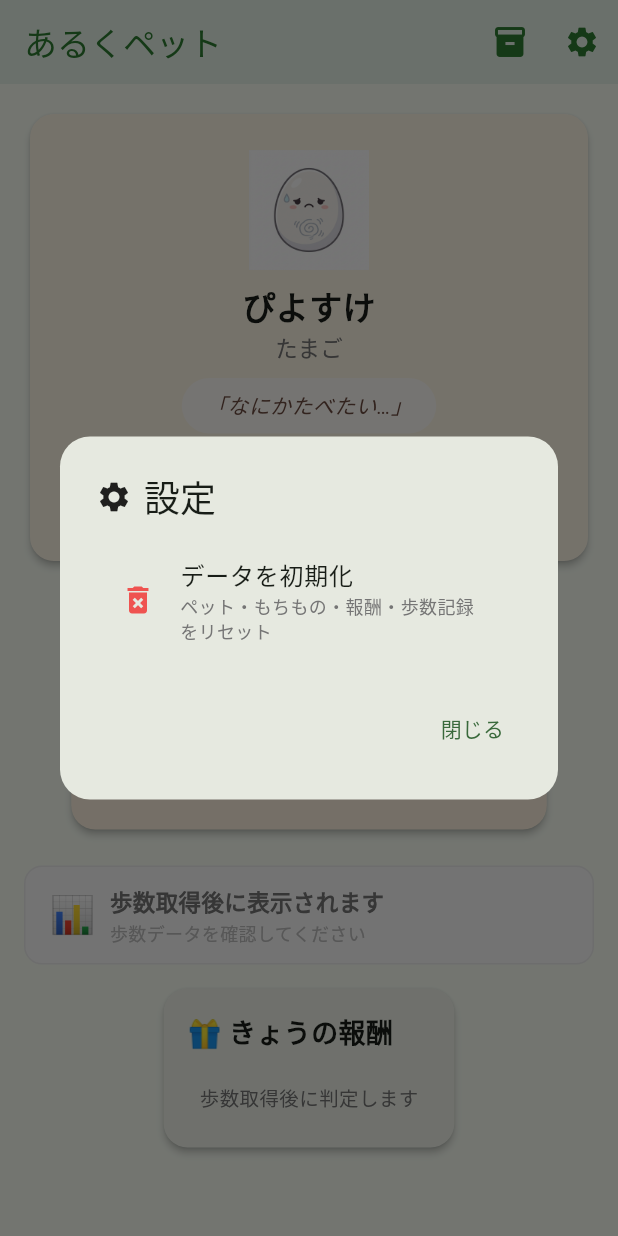
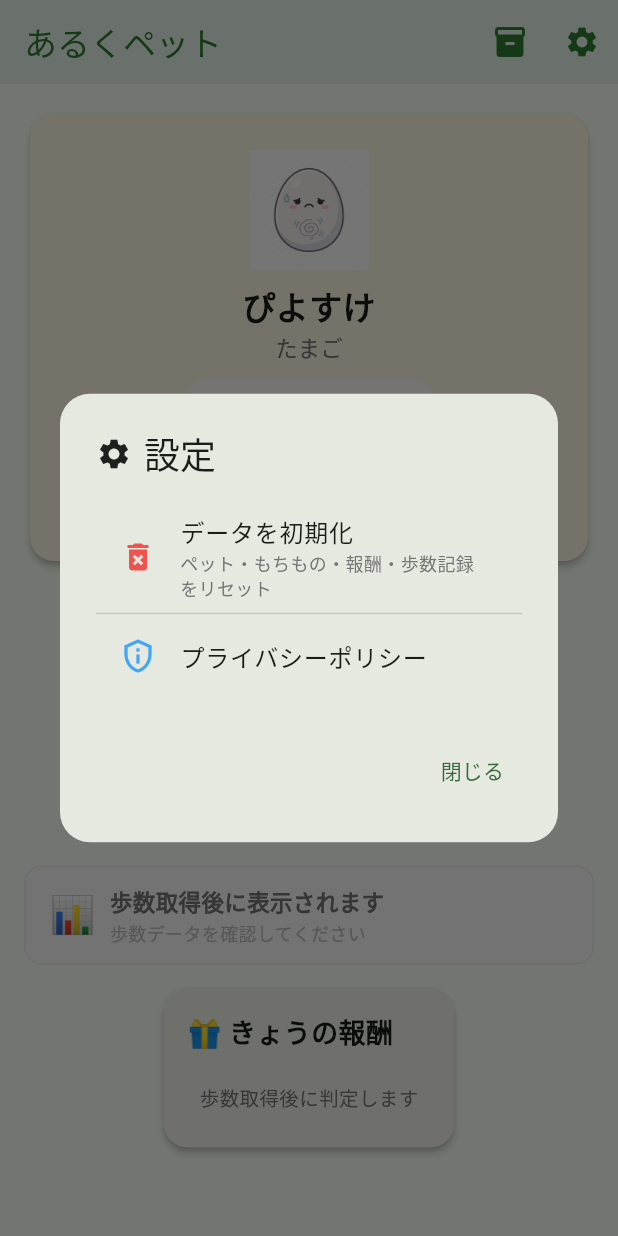
Before and after one commit to ymrs66/walk_pet, a Flutter app: the screen it shows after launch, after a tap on "はじめる", after a tap on "START", after a tap on the "settings" icon, on a phone screen of 412 x 824 dp. Run offline on Flutter 3.47's test engine with Material 3 defaults, Android fonts, the light colour scheme and no system bars; our stand-ins replace flutter_riverpod, google_mobile_ads, shared_preferences; missing offline and left inert: app_tracking_transparency, health; network calls fail.

Commit message:
add privacy policy 20260325

```diff
--- a/lib/presentation/screens/home_screen.dart
+++ b/lib/presentation/screens/home_screen.dart
@@ -21,6 +21,7 @@ import '../widgets/pet_display.dart';
 import '../widgets/food_helpers.dart';
 import '../widgets/debug_panel.dart';
 import 'inventory_screen.dart';
+import 'package:url_launcher/url_launcher.dart';
 
 /// ホーム画面
 ///
@@ -485,6 +486,18 @@ class _HomeScreenState extends ConsumerState<HomeScreen>
               onTap: () {
                 Navigator.of(context).pop();
                 _showResetConfirmation(context);
+              },
+            ),
+            const Divider(height: 1),
+            ListTile(
+              leading: Icon(Icons.privacy_tip_outlined,
+                  color: Colors.blue.shade400),
+              title: const Text('プライバシーポリシー'),
+              onTap: () {
+                launchUrl(
+                  Uri.parse('https://walkpet.jp/privacy.html'),
+                  mode: LaunchMode.externalApplication,
+                );
               },
             ),
           ],
--- a/pubspec.yaml
+++ b/pubspec.yaml
@@ -16,7 +16,7 @@ publish_to: 'none' # Remove this line if you wish to publish to pub.dev
 # https://developer.apple.com/library/archive/documentation/General/Reference/InfoPlistKeyReference/Articles/CoreFoundationKeys.html
 # In Windows, build-name is used as the major, minor, and patch parts
 # of the product and file versions while build-number is used as the build suffix.
-version: 1.0.0+8
+version: 1.0.0+9
 
 environment:
   sdk: ^3.10.4
@@ -39,6 +39,7 @@ dependencies:
   health: ^13.3.1
   google_mobile_ads: ^7.0.0
   app_tracking_transparency: ^2.0.6
+  url_launcher: ^6.3.2
 
 dev_dependencies:
   flutter_test:
```
Also changed, not shown: pubspec.lock, 5 other files.
